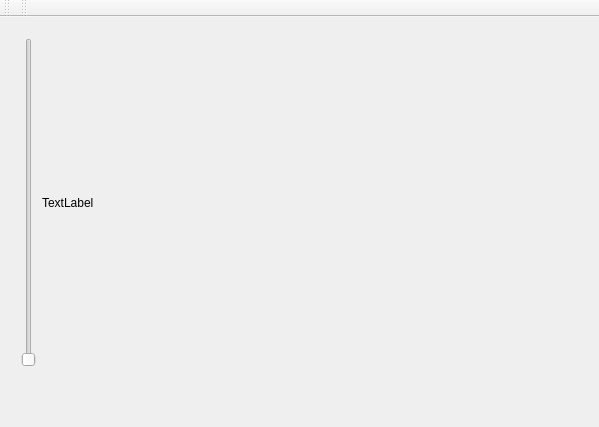
Before: the Qt Designer form messagewindow.ui in meikuam/img_proc, drawn with Qt 5.
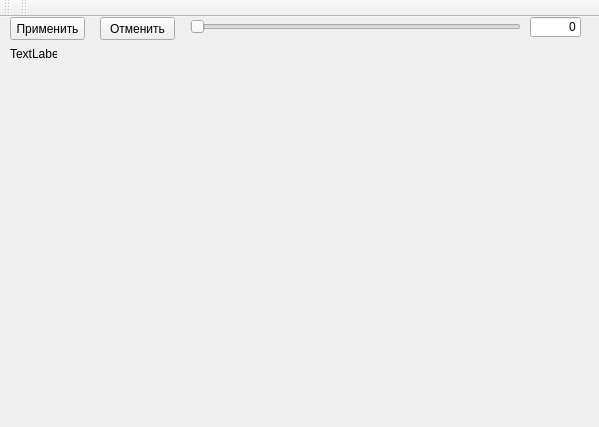
After: the same form once the commit is applied.

```diff
--- a/messagewindow.ui
+++ b/messagewindow.ui
@@ -35,40 +35,79 @@
      <verstretch>0</verstretch>
     </sizepolicy>
    </property>
-   <widget class="QWidget" name="horizontalLayoutWidget">
+   <widget class="QPushButton" name="applyButton">
     <property name="geometry">
      <rect>
       <x>10</x>
-      <y>10</y>
+      <y>0</y>
+      <width>75</width>
+      <height>23</height>
+     </rect>
+    </property>
+    <property name="text">
+     <string>Применить</string>
+    </property>
+   </widget>
+   <widget class="QPushButton" name="cancelButton">
+    <property name="geometry">
+     <rect>
+      <x>100</x>
+      <y>0</y>
+      <width>75</width>
+      <height>23</height>
+     </rect>
+    </property>
+    <property name="text">
+     <string>Отменить</string>
+    </property>
+   </widget>
+   <widget class="QSlider" name="valueSlider">
+    <property name="geometry">
+     <rect>
+      <x>190</x>
+      <y>0</y>
       <width>331</width>
-      <height>351</height>
+      <height>19</height>
      </rect>
     </property>
-    <layout class="QHBoxLayout" name="horizontalLayout">
-     <property name="sizeConstraint">
-      <enum>QLayout::SetNoConstraint</enum>
-     </property>
-     <item>
-      <widget class="QSlider" name="verticalSlider">
-       <property name="orientation">
-        <enum>Qt::Vertical</enum>
-       </property>
-      </widget>
-     </item>
-     <item>
-      <widget class="QLabel" name="label">
-       <property name="sizePolicy">
-        <sizepolicy hsizetype="Ignored" vsizetype="Ignored">
-         <horstretch>0</horstretch>
-         <verstretch>0</verstretch>
-        </sizepolicy>
-       </property>
-       <property name="text">
-        <string>TextLabel</string>
-       </property>
-      </widget>
-     </item>
-    </layout>
+    <property name="orientation">
+     <enum>Qt::Horizontal</enum>
+    </property>
+   </widget>
+   <widget class="QLineEdit" name="valueEdit">
+    <property name="geometry">
+     <rect>
+      <x>530</x>
+      <y>0</y>
+      <width>51</width>
+      <height>20</height>
+     </rect>
+    </property>
+    <property name="layoutDirection">
+     <enum>Qt::LeftToRight</enum>
+    </property>
+    <property name="text">
+     <string>0</string>
+    </property>
+    <property name="alignment">
+     <set>Qt::AlignRight|Qt::AlignTrailing|Qt::AlignVCenter</set>
+    </property>
+    <property name="readOnly">
+     <bool>false</bool>
+    </property>
+   </widget>
+   <widget class="QLabel" name="label">
+    <property name="geometry">
+     <rect>
+      <x>10</x>
+      <y>30</y>
+      <width>47</width>
+      <height>13</height>
+     </rect>
+    </property>
+    <property name="text">
+     <string>TextLabel</string>
+    </property>
    </widget>
   </widget>
   <widget class="QMenuBar" name="menuBar">
```
Left out of the diff: 2 changed lines with no effect on the pictures.
